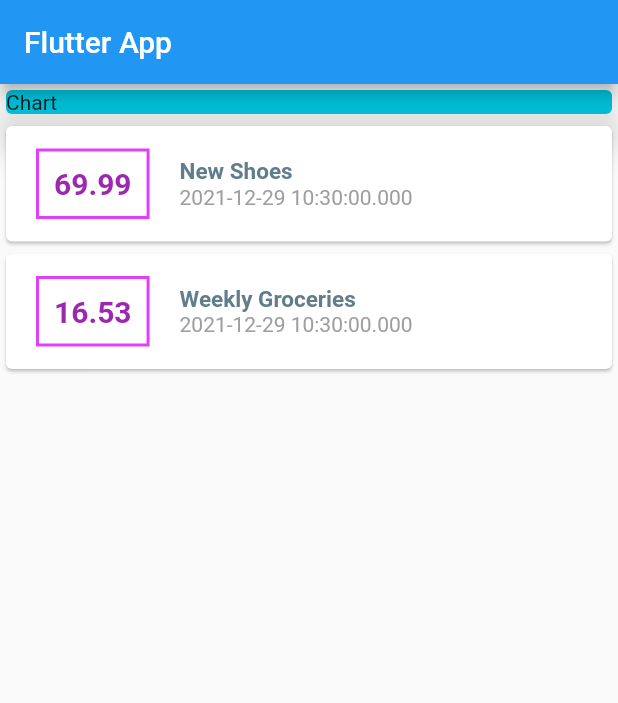
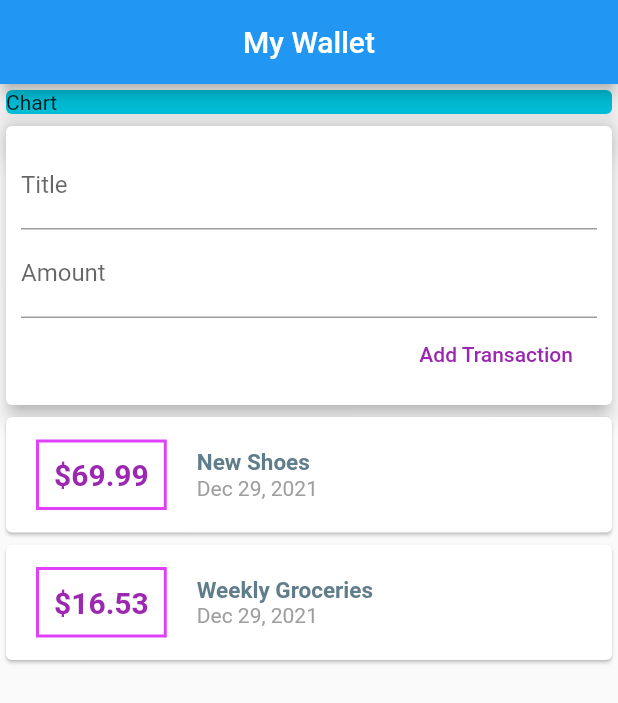
Before and after one commit to baidya07/Wallet_app, a Flutter app: the screen it shows after launch, on a phone screen of 412 x 824 dp. Shown: the top 703 px of the screen. Run offline on Flutter 3.47's test engine with Material 2 defaults, Android fonts, the phone set to English and light mode, and no system bars.

Commit message:
adding text input widgets

```diff
--- a/lib/main.dart
+++ b/lib/main.dart
@@ -1,5 +1,7 @@
+import 'package:flutter/cupertino.dart';
 import 'package:flutter/material.dart';
 import 'transaction.dart';
+import 'package:intl/intl.dart';
 
 void main() {
   runApp(MyApp());
@@ -36,9 +38,12 @@ class MyHomePage extends StatelessWidget {
   Widget build(BuildContext context) {
     return Scaffold(
         appBar: AppBar(
-          title: Text('Flutter App'),
+          title: Text('My Wallet'),
+          centerTitle: true,
         ),
         body: Column(
+          mainAxisAlignment: MainAxisAlignment.start,
+          crossAxisAlignment: CrossAxisAlignment.stretch,
           children: [
             Container(
               width: double.infinity,
@@ -46,6 +51,28 @@ class MyHomePage extends StatelessWidget {
                 color: Colors.cyan,
                 child: Text('Chart'),
                 elevation: 10.0,
+              ),
+            ),
+            Card(
+              elevation: 5.0,
+              child: Container(
+                padding: EdgeInsets.all(10.0),
+                child: Column(
+                  crossAxisAlignment: CrossAxisAlignment.end,
+                  children: [
+                    TextField(
+                      decoration: InputDecoration(labelText: 'Title'),
+                    ),
+                    TextField(
+                      decoration: InputDecoration(labelText: 'Amount'),
+                    ),
+                    FlatButton(
+                      child: Text('Add Transaction'),
+                      textColor: Colors.purple,
+                      onPressed: () {},
+                    ),
+                  ],
+                ),
               ),
             ),
             Column(
@@ -66,7 +93,7 @@ class MyHomePage extends StatelessWidget {
                         ),
                         padding: EdgeInsets.all(10.0),
                         child: Text(
-                          tx.amount.toString(),
+                          '\$${tx.amount}',
                           style: TextStyle(
                             fontWeight: FontWeight.bold,
                             fontSize: 20.0,
@@ -86,7 +113,7 @@ class MyHomePage extends StatelessWidget {
                             ),
                           ),
                           Text(
-                            tx.date.toString(),
+                            DateFormat.yMMMd().format(tx.date),
                             style: TextStyle(
                               color: Colors.grey,
                             ),
--- a/pubspec.yaml
+++ b/pubspec.yaml
@@ -23,6 +23,7 @@ environment:
 dependencies:
   flutter:
     sdk: flutter
+  intl: ^0.15.8
 
 
   # The following adds the Cupertino Icons font to your application.
```
Also changed, not shown: pubspec.lock.
